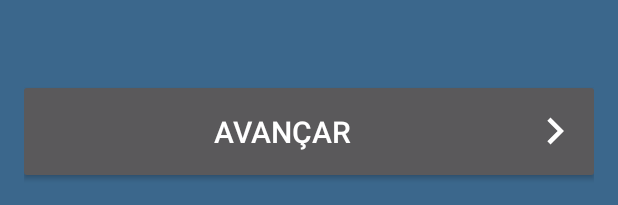
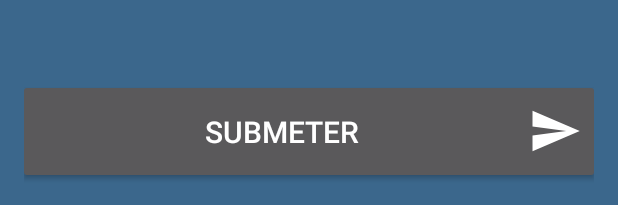
Before and after one commit to MathiasBerwig/CidadaoIjuiense, an Android app: the layout fragment_submeter_ocorrencia.xml on its own in the app's theme, with its tools: preview values and no code run, on a phone screen of 412 x 824 dp. Shown: the part 1028-1233 px from the top of the screen. Run offline under Robolectric (Android 15) with nearby library versions, the phone set to English and light mode, and no system bars; plain views replace ColorTextView.

Commit message:
Avançar -> Submeter no envio de ocorrência

```diff
--- /dev/null
+++ b/app/src/main/res/drawable/ic_send_white_36dp.xml
@@ -0,0 +1,4 @@
+<?xml version="1.0" encoding="UTF-8" standalone="no"?>
+<vector xmlns:android="http://schemas.android.com/apk/res/android" android:height="36dp" android:viewportHeight="24.0" android:viewportWidth="24.0" android:width="36dp">
+    <path android:fillColor="#FFFFFF" android:pathData="M2.01,21L23,12 2.01,3 2,10l15,2 -15,2z"/>
+</vector>
--- a/app/src/main/res/layout/fragment_submeter_ocorrencia.xml
+++ b/app/src/main/res/layout/fragment_submeter_ocorrencia.xml
@@ -104,8 +104,8 @@
             android:layout_marginLeft="-4dp"
             android:layout_marginRight="-4dp"
             android:layout_weight="0"
-            android:drawableEnd="@drawable/ic_navigate_next_white_36dp"
-            android:text="@string/action_avancar"
+            android:drawableEnd="@drawable/ic_send_white_36dp"
+            android:text="@string/action_submeter"
             android:textSize="20sp" />
     </LinearLayout>
 </RelativeLayout>
--- a/app/src/main/res/values/strings.xml
+++ b/app/src/main/res/values/strings.xml
@@ -37,6 +37,7 @@
     <string name="action_sair">Sair</string>
     <string name="action_sim">Sim</string>
     <string name="action_cancelar">Cancelar</string>
+    <string name="action_submeter">Submeter</string>
     <string name="cb_receber_feedback">Desejo receber feedback sobre esta solicitação</string>
     <string name="cb_ocorrencia_anonima">Prefiro não me identificar</string>
 
```
